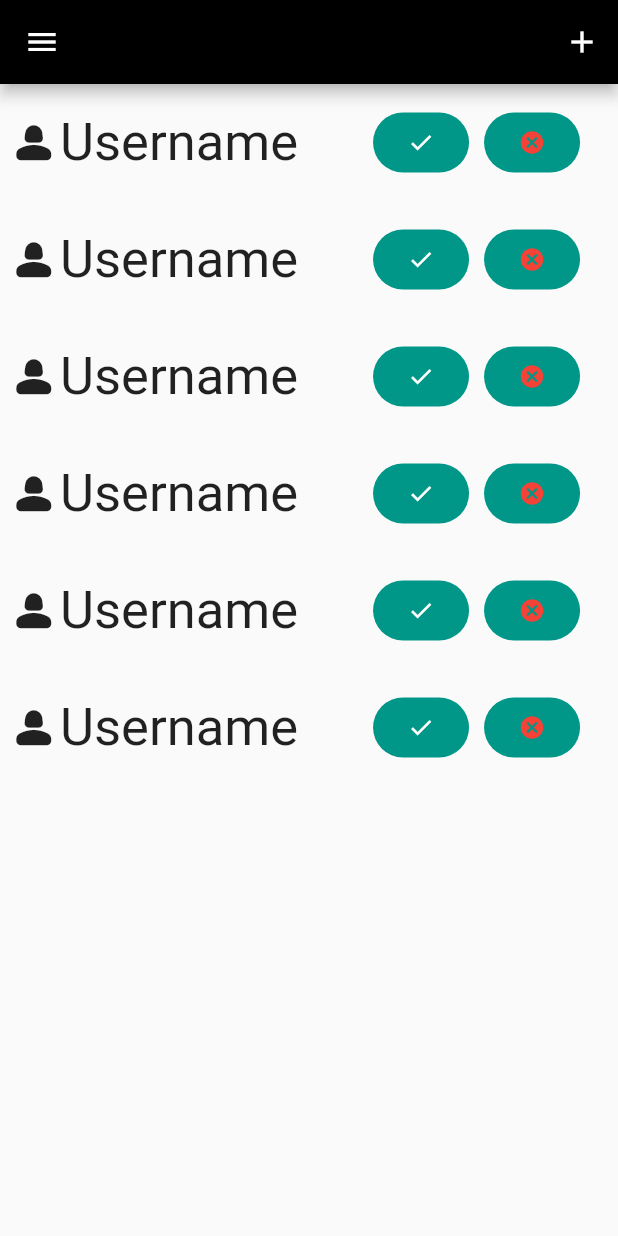
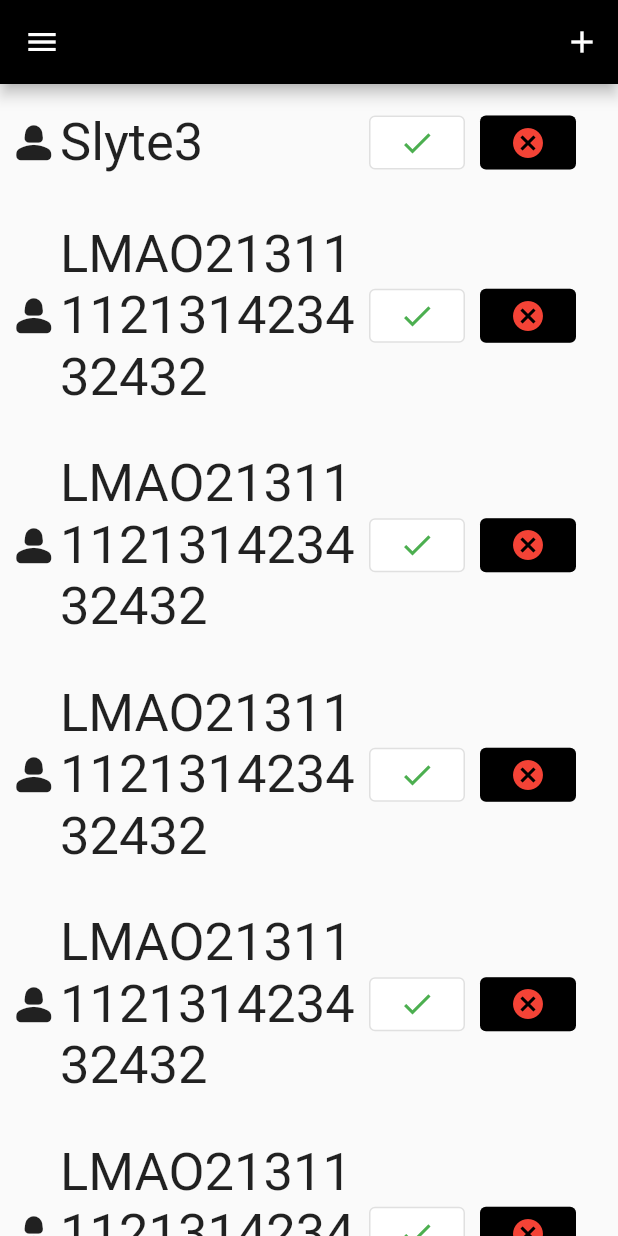
Before and after one commit to SlyteBot/Flutter_Chat_App, a Flutter app: the RequestsPage screen opened directly, on a phone screen of 412 x 824 dp. Run offline on Flutter 3.47's test engine with Material 2 defaults, Android fonts, the phone set to English and light mode, and no system bars; our stand-ins replace cloud_firestore, firebase_auth, firebase_core; accounts and stored records are empty.

Commit message:
Made the request tile adaptive

```diff
--- a/lib/pages/requests_page.dart
+++ b/lib/pages/requests_page.dart
@@ -41,6 +41,7 @@ class _RequestsPageState extends State<RequestsPage> {
                 senderUid: "4312",
                 accepted: false,
                 acknowleged: false),
+            userName: "Slyte3",
           ),
           RequestTile(
             request: RequestModel(
@@ -48,6 +49,7 @@ class _RequestsPageState extends State<RequestsPage> {
                 senderUid: "4312",
                 accepted: false,
                 acknowleged: false),
+            userName: "LMAO21311112131423432432",
           ),
           RequestTile(
             request: RequestModel(
@@ -55,6 +57,7 @@ class _RequestsPageState extends State<RequestsPage> {
                 senderUid: "4312",
                 accepted: false,
                 acknowleged: false),
+            userName: "LMAO21311112131423432432",
           ),
           RequestTile(
             request: RequestModel(
@@ -62,6 +65,7 @@ class _RequestsPageState extends State<RequestsPage> {
                 senderUid: "4312",
                 accepted: false,
                 acknowleged: false),
+            userName: "LMAO21311112131423432432",
           ),
           RequestTile(
             request: RequestModel(
@@ -69,6 +73,7 @@ class _RequestsPageState extends State<RequestsPage> {
                 senderUid: "4312",
                 accepted: false,
                 acknowleged: false),
+            userName: "LMAO21311112131423432432",
           ),
           RequestTile(
             request: RequestModel(
@@ -76,6 +81,7 @@ class _RequestsPageState extends State<RequestsPage> {
                 senderUid: "4312",
                 accepted: false,
                 acknowleged: false),
+            userName: "LMAO21311112131423432432",
           ),
         ]),
       ),
--- a/lib/providers/user_provider.dart
+++ b/lib/providers/user_provider.dart
@@ -60,4 +60,8 @@ class UserProvider with ChangeNotifier {
   bool isAuthenticated() {
     return _isAuthenticated;
   }
+
+  bool isUserNameValid() {
+    return true;
+  }
 }
--- a/lib/widgets/request_tile.dart
+++ b/lib/widgets/request_tile.dart
@@ -3,7 +3,9 @@ import 'package:flutter_project_chat_app/models/requests_model.dart';
 
 class RequestTile extends StatefulWidget {
   final RequestModel request;
-  const RequestTile({Key? key, required this.request}) : super(key: key);
+  final String userName;
+  const RequestTile({Key? key, required this.request, required this.userName})
+      : super(key: key);
 
   @override
   State<RequestTile> createState() => _RequestTileState();
@@ -18,32 +20,39 @@ class _RequestTileState extends State<RequestTile> {
         crossAxisAlignment: CrossAxisAlignment.center,
         mainAxisAlignment: MainAxisAlignment.start,
         children: [
-          Icon(
+          const Icon(
             Icons.person_2_rounded,
             size: 35,
           ),
-          Text(
-            "Username",
-            style: TextStyle(fontSize: 35),
+          SizedBox(
+            width: MediaQuery.of(context).size.width / 2,
+            child: Text(
+              widget.userName,
+              style: const TextStyle(fontSize: 35),
+              textWidthBasis: TextWidthBasis.parent,
             ),
-          SizedBox(
-            width: 50,
           ),
-          FilledButton(
+          Row(mainAxisAlignment: MainAxisAlignment.end, children: [
+            OutlinedButton(
+              style: OutlinedButton.styleFrom(backgroundColor: Colors.white),
               onPressed: () {},
-            child: Icon(Icons.check),
+              child: const Icon(
+                Icons.check,
+                color: Colors.green,
               ),
-          SizedBox(
+            ),
+            const SizedBox(
               width: 10,
             ),
-          FilledButton(
-            style: ButtonStyle(),
+            OutlinedButton(
+              style: OutlinedButton.styleFrom(backgroundColor: Colors.black),
               onPressed: () {},
-            child: Icon(
+              child: const Icon(
                 Icons.cancel,
                 color: Colors.red,
               ),
             )
+          ]),
         ],
       ),
     );
```
Also changed, not shown: lib/providers/request_provider.dart (+4 -4 lines), lib/services/database_service.dart (+10 -6 lines). Lines whose indentation alone changed are shown as unchanged.
